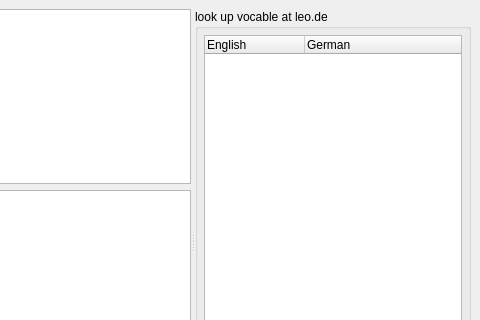
Before: the Qt Designer form VocableEditor.ui in nsams/vocablecoach, drawn with Qt 5; both pictures show x 155 to 635 and y 0 to 320 of the 635 by 520 pixel window.
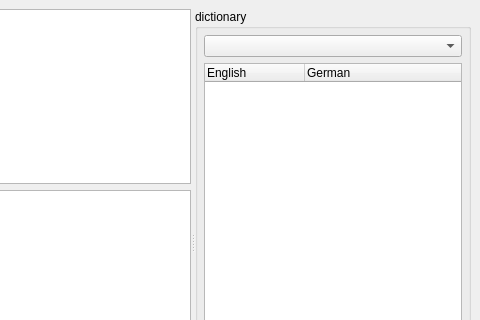
After: the same form once the commit is applied. Icons and pictures are not drawn. Custom widgets are drawn as their Qt base class.

Commit message: - issue #4: make vocable-lookup configurable - added new dictionary services (dict.cc, dict.uni-leipzig.de, woerterbuch.info)

```diff
--- a/VocableEditor.ui
+++ b/VocableEditor.ui
@@ -175,7 +175,7 @@
      </widget>
      <widget class="QGroupBox" name="translateGroupBox" >
       <property name="title" >
-       <string>look up vocable at leo.de</string>
+       <string>dictionary</string>
       </property>
       <layout class="QVBoxLayout" >
        <property name="spacing" >
@@ -193,6 +193,9 @@
        <property name="bottomMargin" >
         <number>6</number>
        </property>
+       <item>
+        <widget class="QComboBox" name="directoryComboBox" />
+       </item>
        <item>
         <widget class="QTreeWidget" name="translateTreeWidget" >
          <property name="alternatingRowColors" >
```
The commit also changes 12 other files.
